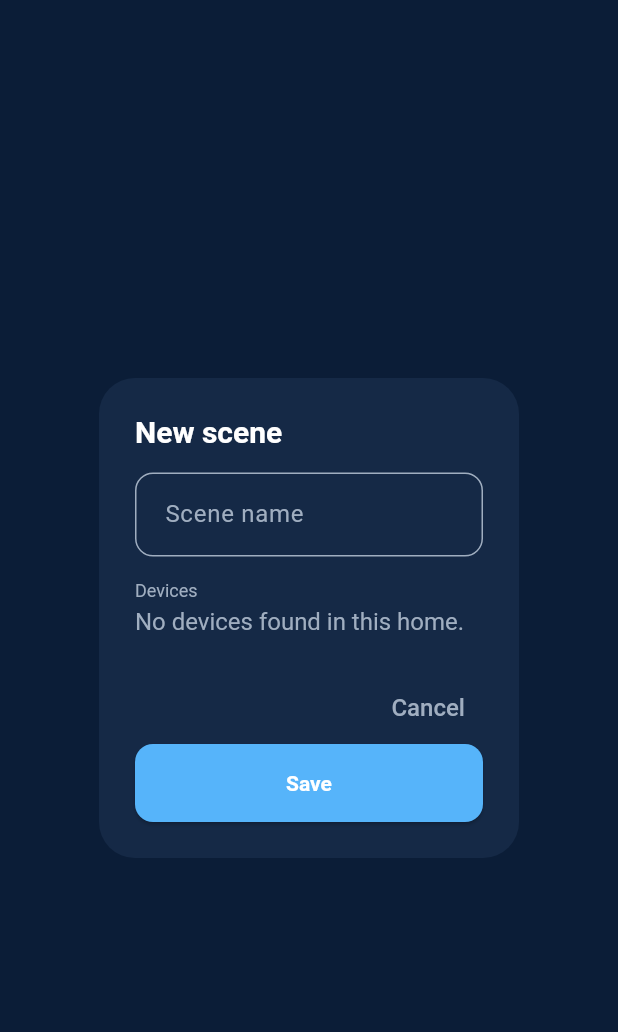
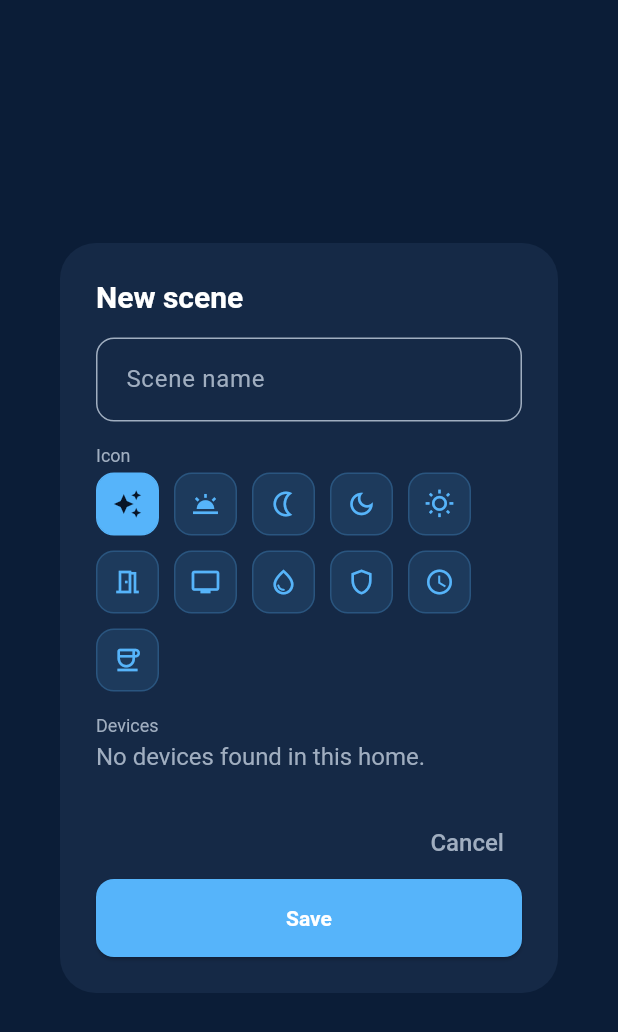
Before and after one commit to Kemal695/SHE-V3, a Flutter app: the _SceneEditorDialog widget shown alone on an empty page, opened directly with empty values, on a phone screen of 412 x 824 dp. Shown: the top 1032 px of the screen. Run offline on Flutter 3.47's test engine with Material 3 defaults, Android fonts, the light colour scheme and no system bars; our stand-ins replace dio, fl_chart, flutter_riverpod, flutter_secure_storage, go_router, google_sign_in and 6 more; missing offline and left inert: flutter_esp_ble_prov; accounts and stored records are empty; network calls fail.

Commit message:
feat(mobile): scene icons can be changed (and no longer get wiped on edit)
The scene editor had no icon picker at all and _save echoed widget.existing?.icon, so a scene's icon could never change. Adds a shared kSceneIconChoices catalogue + a swatch picker in the editor, and makes the dashboard's scene row read the same map (it used a substring matcher that only knew sunrise/door/movie/moon, rendering every other key as a sparkle). Also seeds the editor's device checkboxes from the scene being edited: they started empty, so Save replaced the action list with [] and silently emptied the scene.

```diff
--- /dev/null
+++ b/mobile/lib/features/scenes/scene_icons.dart
@@ -0,0 +1,34 @@
+// =============================================================================
+// SHE V3 — Scene icon catalogue
+// =============================================================================
+// One source of truth for the icon keys a scene may store and the glyph each
+// renders as. The scene editor's picker, the Scenes page cards and the
+// dashboard's scene row all read this map.
+//
+// Before this existed the editor had no picker at all (Save echoed the existing
+// icon, so an icon could never change) and the dashboard used its own
+// substring matcher that only knew sunrise/door/movie/moon — every other key
+// silently rendered as the fallback sparkle.
+// =============================================================================
+
+import 'package:flutter/material.dart';
+
+/// Icon key -> glyph. Keys are what the API stores in `scenes.icon`.
+const Map<String, IconData> kSceneIconChoices = {
+  'scene': Icons.auto_awesome,
+  'sunrise': Icons.wb_twilight,
+  'sunset': Icons.nightlight_outlined,
+  'moon': Icons.dark_mode_outlined,
+  'sun': Icons.wb_sunny_outlined,
+  'door-open': Icons.meeting_room_outlined,
+  'tv': Icons.tv_outlined,
+  'droplets': Icons.water_drop_outlined,
+  'shield': Icons.shield_outlined,
+  'clock': Icons.schedule,
+  'coffee': Icons.coffee_outlined,
+};
+
+/// Glyph for a stored icon key. Unknown/null falls back to the sparkle so a
+/// scene authored elsewhere still renders.
+IconData sceneIconFor(String? key) =>
+    kSceneIconChoices[key] ?? Icons.auto_awesome;
--- a/mobile/lib/features/scenes/scenes_screen.dart
+++ b/mobile/lib/features/scenes/scenes_screen.dart
@@ -16,6 +16,7 @@ import '../../core/network/api_error.dart';
 import '../../core/theme/v3_design_tokens.dart';
 import '../../core/widgets/she_kit.dart';
 import '../device_detail/node_service.dart' show nodeServiceProvider;
+import 'scene_icons.dart';
 import 'scene_service.dart';
 
 class ScenesScreen extends ConsumerStatefulWidget {
@@ -459,34 +460,8 @@ class _ScenesScreenState extends ConsumerState<ScenesScreen> {
     );
   }
 
-  /// Maps a stored icon name onto a Material glyph. Unknown names fall back to
-  /// the sparkle, so a scene authored elsewhere still renders.
-  IconData _sceneIcon(String? name) {
-    switch (name) {
-      case 'sunrise':
-        return Icons.wb_twilight;
-      case 'sunset':
-        return Icons.nightlight_outlined;
-      case 'moon':
-        return Icons.dark_mode_outlined;
-      case 'door-open':
-        return Icons.meeting_room_outlined;
-      case 'tv':
-        return Icons.tv_outlined;
-      case 'droplets':
-        return Icons.water_drop_outlined;
-      case 'shield':
-        return Icons.shield_outlined;
-      case 'clock':
-        return Icons.schedule;
-      case 'sun':
-        return Icons.wb_sunny_outlined;
-      case 'coffee':
-        return Icons.coffee_outlined;
-      default:
-        return Icons.auto_awesome;
-    }
-  }
+  /// Maps a stored icon name onto a Material glyph (see [kSceneIconChoices]).
+  IconData _sceneIcon(String? name) => sceneIconFor(name);
 
   Future<void> _openEditor(BuildContext context, Scene? existing) async {
     final result = await showDialog<_EditorResult>(
@@ -544,10 +519,43 @@ class _SceneEditorDialogState extends ConsumerState<_SceneEditorDialog> {
   final Map<String, bool> _selected = {};
   bool _saving = false;
 
+  /// The icon key being edited. Previously there was no picker and Save echoed
+  /// `widget.existing?.icon`, so a scene's icon could never change.
+  late String _icon;
+
+  /// The existing actions are seeded once the device list arrives: the map key
+  /// is `nodeId|deviceName`, which only a [SceneDeviceOption] knows.
+  bool _seeded = false;
+
   @override
   void initState() {
     super.initState();
     _nameCtrl = TextEditingController(text: widget.existing?.name ?? '');
+    final stored = widget.existing?.icon;
+    _icon = (stored != null && kSceneIconChoices.containsKey(stored))
+        ? stored
+        : 'scene';
+  }
+
+  /// Seed the checkbox map from the scene being edited.
+  ///
+  /// Without this, opening "Edit scene" showed every device UNCHECKED and Save
+  /// then replaced the scene's actions with an empty list — i.e. editing a
+  /// scene silently wiped it.
+  void _seedSelection(List<SceneDeviceOption> devices) {
+    // Skip an empty list: it may just be the provider's first frame, and
+    // marking seeded there would drop the real seeding when devices arrive.
+    if (_seeded || devices.isEmpty) return;
+    _seeded = true;
+    final existing = widget.existing;
+    if (existing == null) return;
+    final byDeviceId = {for (final d in devices) d.deviceId: d};
+    for (final a in existing.actions) {
+      if (a.paramName != 'Power') continue;
+      final d = byDeviceId[a.nodeDeviceId];
+      if (d == null) continue;
+      _selected[_key(d)] = a.value == true || a.value?.toString() == 'true';
+    }
   }
 
   @override
@@ -596,6 +604,25 @@ class _SceneEditorDialogState extends ConsumerState<_SceneEditorDialog> {
               ),
               const SizedBox(height: V3Spacing.md),
                Text(
+                'Icon',
+                style: TextStyle(
+                    color: V3Colors.textSecondary, fontSize: 12),
+              ),
+              const SizedBox(height: V3Spacing.xs),
+              Wrap(
+                spacing: 10,
+                runSpacing: 10,
+                children: [
+                  for (final entry in kSceneIconChoices.entries)
+                    _IconChoice(
+                      icon: entry.value,
+                      selected: _icon == entry.key,
+                      onTap: () => setState(() => _icon = entry.key),
+                    ),
+                ],
+              ),
+              const SizedBox(height: V3Spacing.md),
+               Text(
                 'Devices',
                 style: TextStyle(
                     color: V3Colors.textSecondary, fontSize: 12),
@@ -610,6 +637,7 @@ class _SceneEditorDialogState extends ConsumerState<_SceneEditorDialog> {
                 error: (e, _) => Text('Could not load devices: $e',
                     style:  TextStyle(color: V3Colors.error)),
                 data: (devices) {
+                  _seedSelection(devices);
                   if (devices.isEmpty) {
                     return  Text('No devices found in this home.',
                         style: TextStyle(color: V3Colors.textSecondary));
@@ -723,7 +751,7 @@ class _SceneEditorDialogState extends ConsumerState<_SceneEditorDialog> {
         context,
         _EditorResult(
           name: name,
-          icon: widget.existing?.icon ?? 'scene',
+          icon: _icon,
           actions: actions,
         ),
       );
@@ -732,3 +760,43 @@ class _SceneEditorDialogState extends ConsumerState<_SceneEditorDialog> {
     }
   }
 }
+
+/// One tappable icon swatch in the scene editor's icon picker.
+class _IconChoice extends StatelessWidget {
+  final IconData icon;
+  final bool selected;
+  final VoidCallback onTap;
+
+  const _IconChoice({
+    required this.icon,
+    required this.selected,
+    required this.onTap,
+  });
+
+  @override
+  Widget build(BuildContext context) {
+    return GestureDetector(
+      onTap: onTap,
+      child: Container(
+        width: 42,
+        height: 42,
+        decoration: BoxDecoration(
+          color: selected
+              ? V3Colors.primary
+              : V3Colors.primary.withValues(alpha: 0.12),
+          borderRadius: BorderRadius.circular(V3Radius.md),
+          border: Border.all(
+            color: selected
+                ? V3Colors.primary
+                : V3Colors.primary.withValues(alpha: 0.22),
+          ),
+        ),
+        child: Icon(
+          icon,
+          size: 20,
+          color: selected ? V3Colors.night : V3Colors.primary,
+        ),
+      ),
+    );
+  }
+}
```
Also changed, not shown: mobile/lib/features/dashboard/dashboard_screen.dart (+2 -12 lines).
